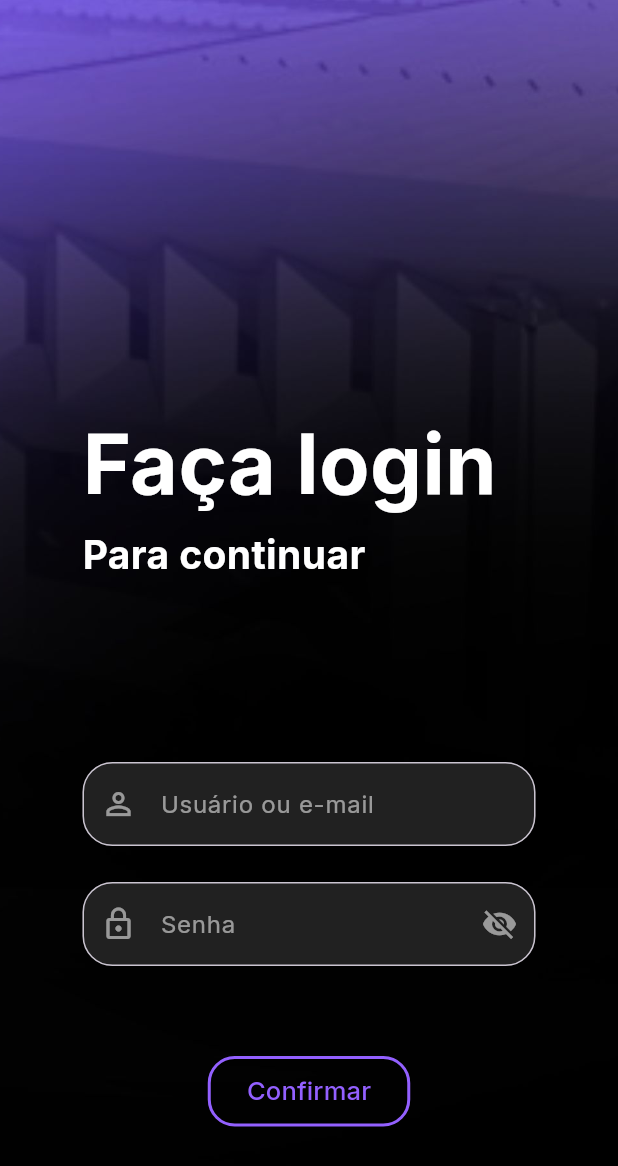
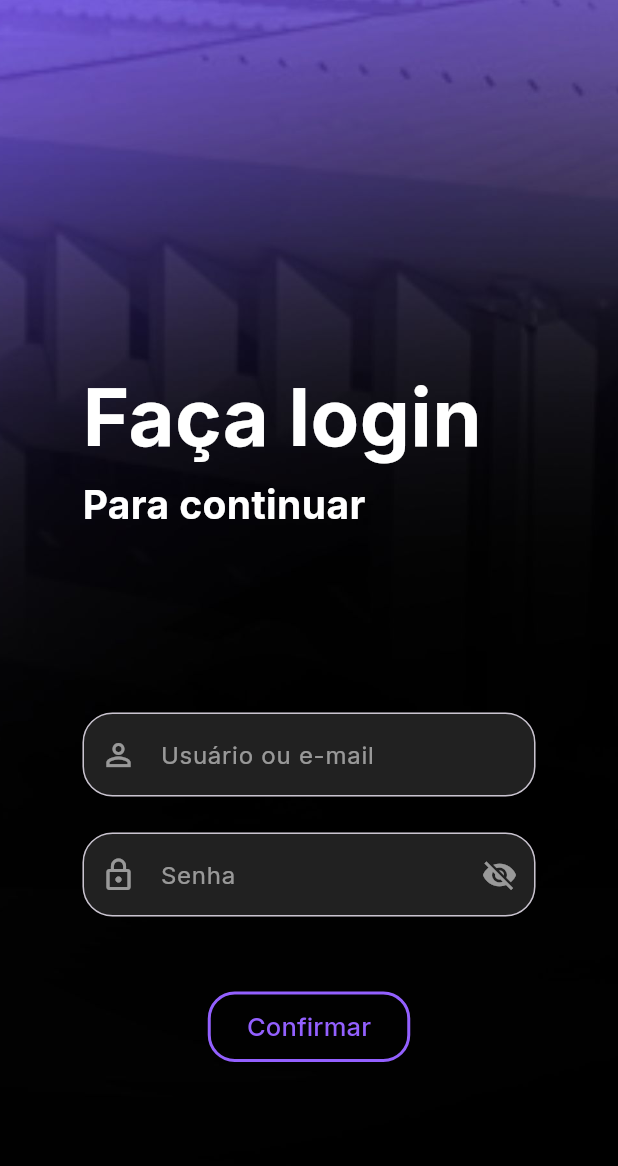
Before and after one commit to manuellaN/gae_app, a Flutter app: the screen it shows after launch, on a phone screen of 412 x 824 dp. Shown: the top 1166 px of the screen. Run offline on Flutter 3.47's test engine with Material 3 defaults, Android fonts, the light colour scheme and no system bars; our stand-ins replace google_fonts, image_picker, shared_preferences.

Commit message:
12.1 cabou mesmo

```diff
--- a/lib/pages/login_page.dart
+++ b/lib/pages/login_page.dart
@@ -82,13 +82,7 @@ class _LoginPageState extends State<LoginPage> {
             ),
           ),
 
-          // Blur por cima da imagem de fundo
-          BackdropFilter(
-            filter: ImageFilter.blur(sigmaX: 0, sigmaY: 0), // Aplicando o efeito de blur
-            child: Container(
-              color: Colors.transparent, // Fundo transparente após o blur
-            ),
-          ),
+
 
           // Conteúdo do login
           SafeArea(
@@ -97,11 +91,11 @@ class _LoginPageState extends State<LoginPage> {
               child: Column(
                 crossAxisAlignment: CrossAxisAlignment.start,
                 children: [
-                  const SizedBox(height: 200),
+                  const SizedBox(height: 170),
                   Text(
                     'Faça login',
                     style: GoogleFonts.inter(
-                      fontSize: 55,
+                      fontSize: 53,
                       fontWeight: FontWeight.bold,
                       color: Colors.white,
                     ),
@@ -170,7 +164,7 @@ class _LoginPageState extends State<LoginPage> {
                       ),
                     ),
                   ),
-                  const SizedBox(height: 60),
+                  const SizedBox(height: 50),
 
                   // Botão de login
                   Center(
--- a/lib/pages/termos_uso_page.dart
+++ b/lib/pages/termos_uso_page.dart
@@ -121,11 +121,11 @@ class TermosUsoPage extends StatelessWidget {
                 ),
                 _buildClausula(
                   '10. Disposições Finais',
-                  '• Lei Aplicável: Estes Termos de Uso são regidos pelas leis do [país ou estado], independentemente de qualquer princípio de conflitos de leis.\n• Resolução de Conflitos: Qualquer disputa decorrente da utilização do sistema será resolvida por meio de arbitragem, conforme as regras estabelecidas pela [instituição ou órgão competente].',
+                  '• Lei Aplicável: Estes Termos de Uso são regidos pelas leis do Brasil, independentemente de qualquer princípio de conflitos de leis.\n• Resolução de Conflitos: Qualquer disputa decorrente da utilização do sistema será resolvida por meio de arbitragem, conforme as regras estabelecidas pelo Superior Tribunal de Justiça.',
                 ),
                 _buildClausula(
                   '11. Aceitação dos Termos',
-                  'Ao acessar ou utilizar o sistema, você reconhece que leu, entendeu e concorda com estes Termos de Uso. Se não concordar com os Termos, não utilize o sistema.\n\nSe tiver dúvidas sobre estes Termos de Uso, entre em contato conosco através de gaesystem@gmail.com.',
+                  'Ao acessar ou utilizar o sistema, você reconhece que leu, entendeu e concorda com estes Termos de Uso. Se não concordar com os Termos, não utilize o sistema.\n\nSe tiver dúvidas sobre estes Termos de Uso, entre em contato conosco através de gaesystem@gmail.com',
                 ),
               ],
             ),
```
Also changed, not shown: lib/pages/fazer_report_page.dart (+16 -16 lines), pubspec.lock.
